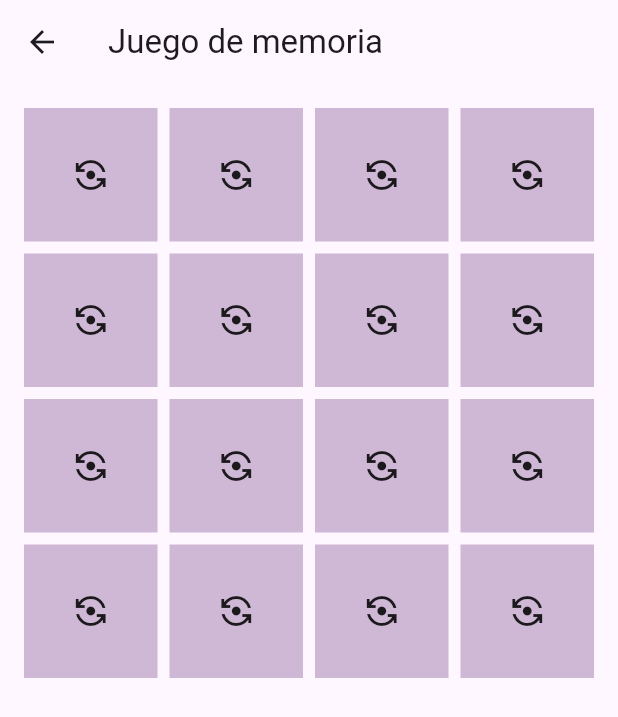
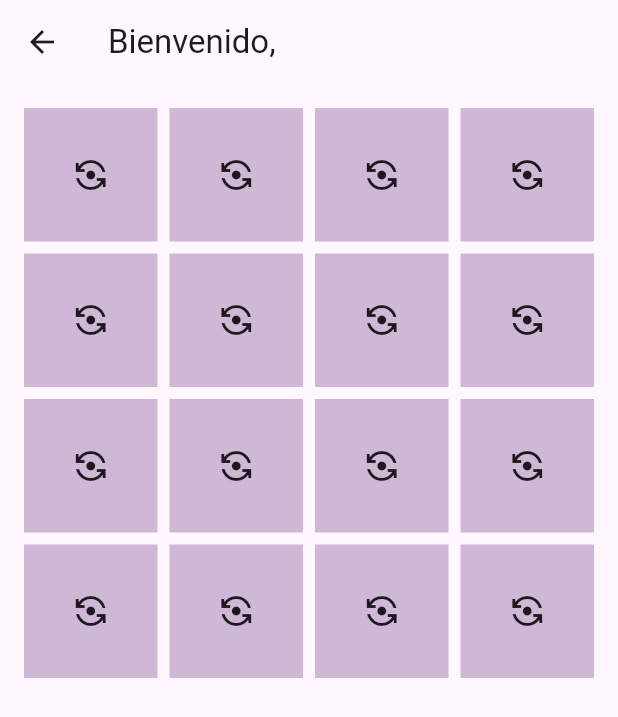
Before and after one commit to Elerij777/Pantalla-Autenticacion, a Flutter app: the HomePage screen opened by its route, on a phone screen of 412 x 824 dp. Shown: the top 717 px of the screen. Run offline on Flutter 3.47's test engine with Material 3 defaults, Android fonts, the phone set to English and light mode, and no system bars.

Commit message:
Aparicion del correo en pantalla principal

```diff
--- a/app_autenticacion/lib/pantalla_principal.dart
+++ b/app_autenticacion/lib/pantalla_principal.dart
@@ -3,7 +3,9 @@ import 'dart:async';
 import 'package:flutter/material.dart';
 
 class HomePage extends StatefulWidget {
-  const HomePage({Key? key}) : super(key: key);
+  final String userEmail;
+  const HomePage({Key? key, required this.userEmail}) : super(key: key);
+
 
   @override
   _HomePageState createState() => _HomePageState();
@@ -79,7 +81,7 @@ class _HomePageState extends State<HomePage> {
         return AlertDialog(
           title: Text('¡Felicidades!'),
           content:
-              Text('Has encontrado todos las oarejas en $intentos intentos.'),
+              Text('Has encontrado todos las parejas en $intentos intentos.'),
           actions: <Widget>[
             TextButton(
               onPressed: () {
@@ -96,9 +98,10 @@ class _HomePageState extends State<HomePage> {
 
   @override
   Widget build(BuildContext context) {
+    String usuario = widget.userEmail;
     return Scaffold(
       appBar: AppBar(
-        title: const Text('Juego de memoria'),
+        title: Text('Bienvenido, $usuario'),
       ),
       body: GridView.builder(
         padding: EdgeInsets.all(16),
--- a/app_autenticacion/lib/router.dart
+++ b/app_autenticacion/lib/router.dart
@@ -5,7 +5,7 @@ import 'package:app_autenticacion/pantalla_principal.dart';
 import 'package:app_autenticacion/login.dart';
 
 final Map<String, Widget Function(BuildContext)> routes = {
-  MyRoutes.Home.name: (context) => const HomePage(),
+  MyRoutes.Home.name: (context) => const HomePage(userEmail: '',),
   MyRoutes.Login.name: (context) => const LoginPage(),
   MyRoutes.Registro.name: (context) => const PaginaRegistro(),
 };
```
Also changed, not shown: app_autenticacion/lib/login.dart (+15 -1 lines).
